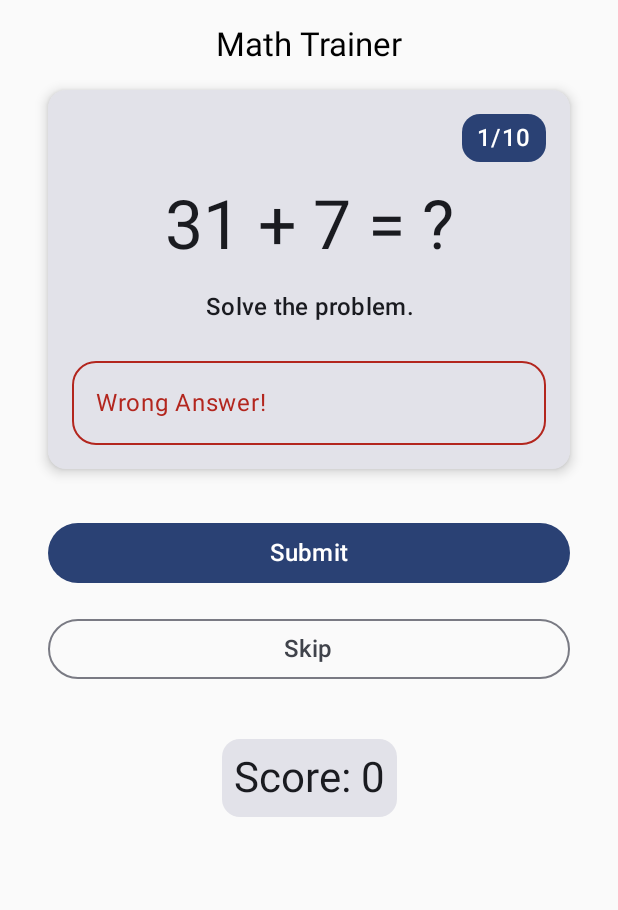
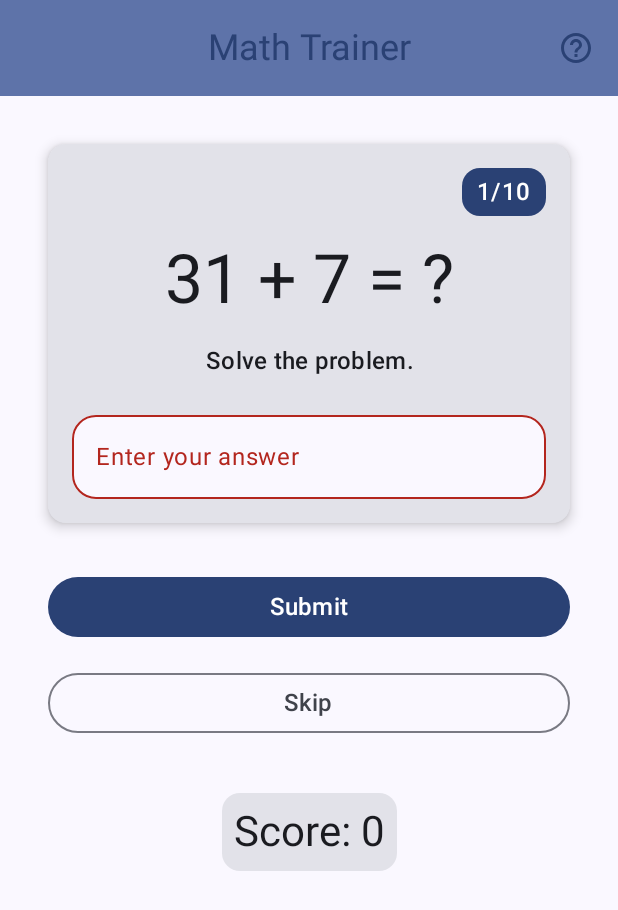
Before and after one commit to tetervak/MathTrainer-Android, an Android app built with Jetpack Compose: the screen it shows after launch (MainActivity), after a tap on "Submit", on a phone screen of 412 x 824 dp. Shown: the top 910 px of the screen. Run offline under Robolectric (Android 15) with nearby library versions, the phone set to English and light mode, and no system bars.

Commit message:
added the Scaffold

```diff
--- /dev/null
+++ b/app/src/main/java/ca/tetervak/mathtrainer/ui/AboutDialog.kt
@@ -0,0 +1,29 @@
+package ca.tetervak.mathtrainer.ui
+
+import androidx.compose.material3.AlertDialog
+import androidx.compose.material3.Text
+import androidx.compose.material3.TextButton
+import androidx.compose.runtime.Composable
+import androidx.compose.ui.res.stringResource
+import androidx.compose.ui.unit.sp
+import ca.tetervak.mathtrainer.R
+
+@Composable
+fun AboutDialog(onDismissRequest: () -> Unit) =
+    AlertDialog(
+        onDismissRequest = onDismissRequest,
+        title = { Text(stringResource(R.string.about_game)) },
+        text = {
+            Text(
+                text = stringResource(R.string.programming_example),
+                fontSize = 18.sp
+            )
+        },
+        confirmButton = {
+            TextButton(
+                onClick = onDismissRequest
+            ) {
+                Text(stringResource(R.string.ok))
+            }
+        }
+    )
--- a/app/src/main/java/ca/tetervak/mathtrainer/ui/AppRootScreen.kt
+++ b/app/src/main/java/ca/tetervak/mathtrainer/ui/AppRootScreen.kt
@@ -19,10 +19,9 @@ import android.app.Activity
 import androidx.compose.foundation.background
 import androidx.compose.foundation.layout.Arrangement
 import androidx.compose.foundation.layout.Column
+import androidx.compose.foundation.layout.fillMaxSize
 import androidx.compose.foundation.layout.fillMaxWidth
 import androidx.compose.foundation.layout.padding
-import androidx.compose.foundation.layout.safeDrawingPadding
-import androidx.compose.foundation.layout.statusBarsPadding
 import androidx.compose.foundation.layout.wrapContentHeight
 import androidx.compose.foundation.rememberScrollState
 import androidx.compose.foundation.text.KeyboardActions
@@ -32,24 +31,33 @@ import androidx.compose.material3.AlertDialog
 import androidx.compose.material3.Button
 import androidx.compose.material3.Card
 import androidx.compose.material3.CardDefaults
+import androidx.compose.material3.ExperimentalMaterial3Api
 import androidx.compose.material3.MaterialTheme.colorScheme
 import androidx.compose.material3.MaterialTheme.shapes
 import androidx.compose.material3.MaterialTheme.typography
 import androidx.compose.material3.OutlinedButton
 import androidx.compose.material3.OutlinedTextField
+import androidx.compose.material3.Scaffold
 import androidx.compose.material3.Text
 import androidx.compose.material3.TextButton
 import androidx.compose.material3.TextFieldDefaults
+import androidx.compose.material3.TopAppBarDefaults
 import androidx.compose.runtime.Composable
 import androidx.compose.runtime.collectAsState
 import androidx.compose.runtime.getValue
+import androidx.compose.runtime.mutableStateOf
+import androidx.compose.runtime.saveable.rememberSaveable
+import androidx.compose.runtime.setValue
 import androidx.compose.ui.Alignment
 import androidx.compose.ui.Modifier
 import androidx.compose.ui.draw.clip
+import androidx.compose.ui.graphics.Color
+import androidx.compose.ui.input.nestedscroll.nestedScroll
 import androidx.compose.ui.platform.LocalContext
 import androidx.compose.ui.res.dimensionResource
 import androidx.compose.ui.res.stringResource
 import androidx.compose.ui.text.input.ImeAction
+import androidx.compose.ui.text.input.KeyboardType
 import androidx.compose.ui.text.style.TextAlign
 import androidx.compose.ui.tooling.preview.Preview
 import androidx.compose.ui.unit.dp
@@ -59,25 +67,40 @@ import ca.tetervak.mathtrainer.R
 import ca.tetervak.mathtrainer.ui.theme.MathTrainerTheme
 
 
+@OptIn(ExperimentalMaterial3Api::class)
 @Composable
 fun AppRootScreen(gameViewModel: GameViewModel = viewModel()) {
     val gameUiState by gameViewModel.uiState.collectAsState()
     val mediumPadding = dimensionResource(R.dimen.padding_medium)
 
+    var showAboutDialog: Boolean by rememberSaveable {
+        mutableStateOf(false)
+    }
+
+    val scrollBehavior = TopAppBarDefaults.enterAlwaysScrollBehavior()
+    Scaffold(
+        topBar = {
+            GameTopBar(
+                title = stringResource(R.string.app_name),
+                onHelpButtonClick = { showAboutDialog = true },
+                scrollBehavior = scrollBehavior
+            )
+        },
+        modifier = Modifier
+            .fillMaxSize()
+            .nestedScroll(scrollBehavior.nestedScrollConnection)
+    ) { innerPadding ->
+
         Column(
             modifier = Modifier
-            .statusBarsPadding()
+                .fillMaxWidth()
+                .padding(innerPadding)
                 .verticalScroll(rememberScrollState())
-            .safeDrawingPadding()
                 .padding(mediumPadding),
             verticalArrangement = Arrangement.Center,
             horizontalAlignment = Alignment.CenterHorizontally
         ) {
 
-        Text(
-            text = stringResource(R.string.app_name),
-            style = typography.titleLarge,
-        )
             GameLayout(
                 onUserAnswerChanged = gameViewModel::updateAnswerInput,
                 problemCount = gameUiState.problemCount,
@@ -120,6 +143,8 @@ fun AppRootScreen(gameViewModel: GameViewModel = viewModel()) {
             }
 
             GameStatus(score = gameUiState.score, modifier = Modifier.padding(20.dp))
+        }
+    }
 
     if (gameUiState.isGameOver) {
         FinalScoreDialog(
@@ -127,6 +152,9 @@ fun AppRootScreen(gameViewModel: GameViewModel = viewModel()) {
             onPlayAgain = gameViewModel::resetGame
         )
     }
+
+    if (showAboutDialog) {
+        AboutDialog(onDismissRequest = { showAboutDialog = false })
     }
 }
 
@@ -170,7 +198,7 @@ fun GameLayout(
                     .background(colorScheme.surfaceTint)
                     .padding(horizontal = 10.dp, vertical = 4.dp)
                     .align(alignment = Alignment.End),
-                text = stringResource(R.string.word_count, problemCount),
+                text = stringResource(R.string.problem_count, problemCount),
                 style = typography.titleMedium,
                 color = colorScheme.onPrimary
             )
@@ -192,17 +220,25 @@ fun GameLayout(
                     focusedContainerColor = colorScheme.surface,
                     unfocusedContainerColor = colorScheme.surface,
                     disabledContainerColor = colorScheme.surface,
+                    errorContainerColor = colorScheme.surface,
                 ),
                 onValueChange = onUserAnswerChanged,
                 label = {
+                    Text(stringResource(R.string.enter_your_answer))
+                },
+                placeholder = {
                     if (isWrongAnswer) {
-                        Text(stringResource(R.string.wrong_answer))
+                        Text(
+                            text = stringResource(R.string.wrong_answer_try_again),
+                            color = Color.Red
+                        )
                     } else {
                         Text(stringResource(R.string.enter_your_answer))
                     }
                 },
                 isError = isWrongAnswer,
                 keyboardOptions = KeyboardOptions.Default.copy(
+                    keyboardType = KeyboardType.Number,
                     imeAction = ImeAction.Done
                 ),
                 keyboardActions = KeyboardActions(
--- /dev/null
+++ b/app/src/main/java/ca/tetervak/mathtrainer/ui/GameTopBar.kt
@@ -0,0 +1,49 @@
+package ca.tetervak.mathtrainer.ui
+
+import androidx.compose.material3.CenterAlignedTopAppBar
+import androidx.compose.material3.ExperimentalMaterial3Api
+import androidx.compose.material3.Icon
+import androidx.compose.material3.IconButton
+import androidx.compose.material3.IconButtonDefaults
+import androidx.compose.material3.MaterialTheme
+import androidx.compose.material3.Text
+import androidx.compose.material3.TopAppBarDefaults
+import androidx.compose.material3.TopAppBarScrollBehavior
+import androidx.compose.runtime.Composable
+import androidx.compose.ui.res.painterResource
+import androidx.compose.ui.res.stringResource
+import androidx.compose.ui.unit.sp
+import ca.tetervak.mathtrainer.R
+
+@OptIn(ExperimentalMaterial3Api::class)
+@Composable
+fun GameTopBar(
+    title: String,
+    scrollBehavior: TopAppBarScrollBehavior,
+    onHelpButtonClick: () -> Unit
+) = CenterAlignedTopAppBar(
+    title = {
+        Text(
+            text = title,
+            fontSize = 24.sp
+        )
+    },
+    actions = {
+        IconButton(
+            onClick = onHelpButtonClick,
+            colors = IconButtonDefaults.iconButtonColors(
+                contentColor = MaterialTheme.colorScheme.primary
+            )
+        ) {
+            Icon(
+                painter = painterResource(id = R.drawable.baseline_help_outline_24),
+                contentDescription = stringResource(R.string.about)
+            )
+        }
+    },
+    colors = TopAppBarDefaults.centerAlignedTopAppBarColors(
+        containerColor = MaterialTheme.colorScheme.primaryContainer,
+        titleContentColor = MaterialTheme.colorScheme.primary,
+    ),
+    scrollBehavior = scrollBehavior,
+)
--- /dev/null
+++ b/app/src/main/res/drawable/baseline_help_outline_24.xml
@@ -0,0 +1,5 @@
+<vector xmlns:android="http://schemas.android.com/apk/res/android" android:autoMirrored="true" android:height="24dp" android:tint="#000000" android:viewportHeight="24" android:viewportWidth="24" android:width="24dp">
+
+    <path android:fillColor="@android:color/white" android:pathData="M11,18h2v-2h-2v2zM12,2C6.48,2 2,6.48 2,12s4.48,10 10,10 10,-4.48 10,-10S17.52,2 12,2zM12,20c-4.41,0 -8,-3.59 -8,-8s3.59,-8 8,-8 8,3.59 8,8 -3.59,8 -8,8zM12,6c-2.21,0 -4,1.79 -4,4h2c0,-1.1 0.9,-2 2,-2s2,0.9 2,2c0,2 -3,1.75 -3,5h2c0,-2.25 3,-2.5 3,-5 0,-2.21 -1.79,-4 -4,-4z"/>
+
+</vector>
--- a/app/src/main/res/values/strings.xml
+++ b/app/src/main/res/values/strings.xml
@@ -5,11 +5,17 @@
     <string name="skip">Skip</string>
     <string name="submit">Submit</string>
     <string name="score">Score: %d</string>
-    <string name="word_count">%d/10</string>
+    <string name="problem_count">%d/10</string>
     <string name="enter_your_answer">Enter your answer</string>
     <string name="congratulations">Congratulations!</string>
     <string name="you_scored">"You scored: %d"</string>
     <string name="exit">Exit</string>
     <string name="play_again">Play Again</string>
     <string name="wrong_answer">Wrong Answer!</string>
+
+    <string name="about">About</string>
+    <string name="about_game">About Game</string>
+    <string name="programming_example">This is a programming example from an Android application development course.</string>
+    <string name="ok">OK</string>
+    <string name="wrong_answer_try_again">Wrong Answer! Try Again!</string>
 </resources>
```
Lines whose indentation alone changed are shown as unchanged.
